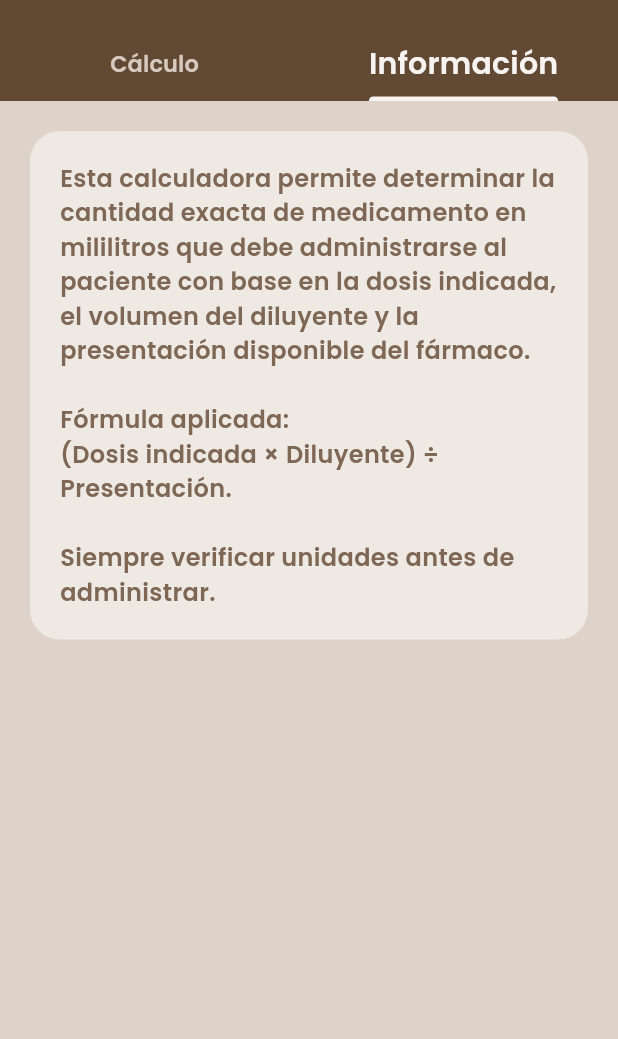
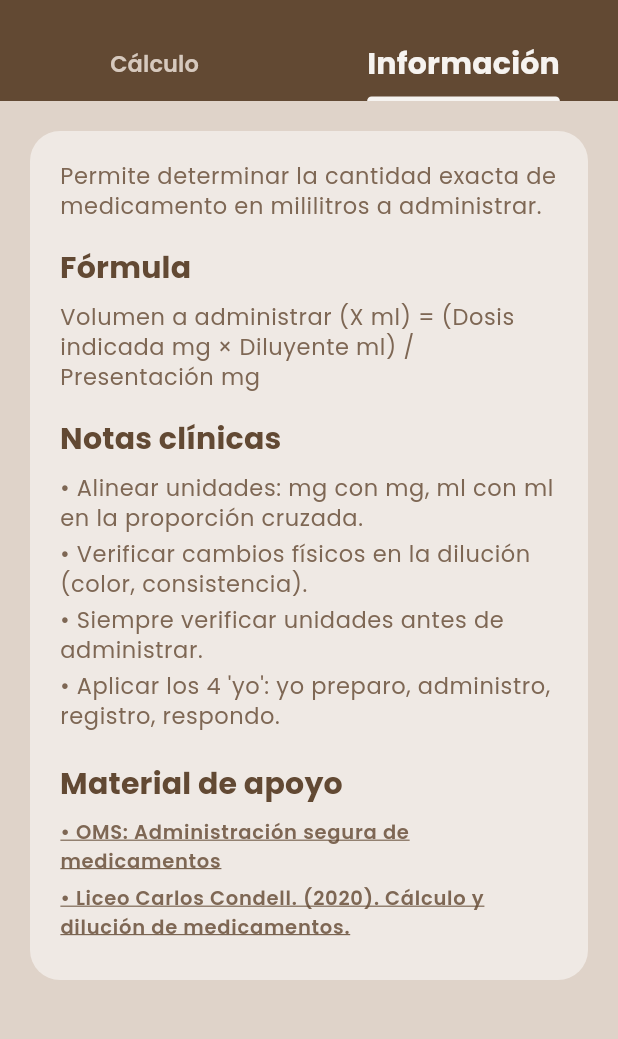
Before and after one commit to farkasokovo/nursia_app, a Flutter app: the ExpandableCategoryScreen screen opened directly, tab 2 chosen, on a phone screen of 412 x 824 dp, the part 55-1094 px from its top. Run offline on Flutter 3.47's test engine with Material 3 defaults, Android fonts, the phone set to English and light mode, and no system bars; our stand-ins replace phosphor_flutter.

```diff
--- /dev/null
+++ b/assets/data/calculadoras_info.json
@@ -0,0 +1,42 @@
+{
+  "calculadoras": [
+    {
+      "id": "dosis",
+      "titulo": "Calculadora de dosis",
+      "descripcion": "Permite determinar la cantidad exacta de medicamento en mililitros a administrar.",
+      "formula": "Volumen a administrar (X ml) = (Dosis indicada mg × Diluyente ml) / Presentación mg",
+      "notas": [
+        "Alinear unidades: mg con mg, ml con ml en la proporción cruzada.",
+        "Verificar cambios físicos en la dilución (color, consistencia).",
+        "Siempre verificar unidades antes de administrar.",
+        "Aplicar los 4 'yo': yo preparo, administro, registro, respondo."
+      ],
+      "referencias": [
+        {
+          "text": "OMS: Administración segura de medicamentos",
+          "url": "https://www.who.int/es/news-room/fact-sheets/detail/patient-safety"
+        },
+        {
+          "text": "Liceo Carlos Condell. (2020). Cálculo y dilución de medicamentos.",
+          "url": "http://www.liceocarloscondell.cl/wp-content/uploads/2020/03/4.-C%C3%A1lculo-y-diluci%C3%B3n-de-medicamentos.pdf"
+        }
+      ]
+    },
+    {
+      "id": "soluciones",
+      "titulo": "Calculadora de soluciones glucosadas",
+      "descripcion": "Ajusta concentraciones de soluciones glucosadas por dilución o enriquecimiento.",
+      "formula": "Para dilución: (Volumen necesario × Concentración indicada) / Concentración disponible. Para enriquecimiento: usar glucosa al 50%.",
+      "notas": [
+        "Verificar osmolaridad final.",
+        "No usar en pacientes con hiperglucemia no controlada."
+      ],
+      "referencias": [
+        {
+          "text": "Guía de nutrición parenteral, ASEN 2023",
+          "url": "https://www.nutricionparenteral.com/guias"
+        }
+      ]
+    }
+  ]
+}
--- /dev/null
+++ b/lib/models/calculadora_info.dart
@@ -0,0 +1,31 @@
+// lib/models/calculadora_info.dart
+class CalculadoraInfo {
+  final String id;
+  final String titulo;
+  final String descripcion;
+  final String formula;
+  final List<String> notas;
+  final List<Map<String, String>> referencias; // 👈 Cambiado
+
+  CalculadoraInfo({
+    required this.id,
+    required this.titulo,
+    required this.descripcion,
+    required this.formula,
+    required this.notas,
+    required this.referencias,
+  });
+
+  factory CalculadoraInfo.fromJson(Map<String, dynamic> json) {
+    return CalculadoraInfo(
+      id: json['id'],
+      titulo: json['titulo'],
+      descripcion: json['descripcion'],
+      formula: json['formula'],
+      notas: List<String>.from(json['notas']),
+      referencias: (json['referencias'] as List)
+          .map((ref) => Map<String, String>.from(ref))
+          .toList(),
+    );
+  }
+}
--- /dev/null
+++ b/lib/repositories/repositorio_calculadoras.dart
@@ -0,0 +1,25 @@
+// lib/repositories/repositorio_calculadoras.dart
+import 'dart:convert';
+import 'package:flutter/services.dart';
+import '../models/calculadora_info.dart';
+
+class RepositorioCalculadoras {
+  static Map<String, CalculadoraInfo>? _cache;
+
+  static Future<void> _loadData() async {
+    if (_cache != null) return;
+    final jsonString = await rootBundle.loadString(
+      'assets/data/calculadoras_info.json',
+    );
+    final Map<String, dynamic> data = json.decode(jsonString);
+    final List<dynamic> lista = data['calculadoras'];
+    _cache = {
+      for (var item in lista) item['id']: CalculadoraInfo.fromJson(item),
+    };
+  }
+
+  static Future<CalculadoraInfo> getInfo(String id) async {
+    await _loadData();
+    return _cache![id]!;
+  }
+}
--- a/lib/widgets/expandable_category_screen.dart
+++ b/lib/widgets/expandable_category_screen.dart
@@ -29,9 +29,9 @@ class ExpandableCategoryScreen extends StatelessWidget {
           color: colorScheme.primaryContainer,
           child: SafeArea(
             child: Column(
-              spacing: 8,
               children: [
                 // AppBar personalizada
+                // FIX: spacing en Column no existe en Flutter estable — usar SizedBox
                 Row(
                   children: [
                     IconButton(
@@ -59,9 +59,11 @@ class ExpandableCategoryScreen extends StatelessWidget {
                     ),
                   ],
                 ),
+                const SizedBox(height: 8),
                 // Resto del contenido
+                // FIX: ColoredBox es más ligero que Container cuando solo se necesita color
                 Expanded(
-                  child: Container(
+                  child: ColoredBox(
                     color: colorScheme.secondaryContainer,
                     child: child,
                   ),
--- /dev/null
+++ b/lib/widgets/info_tab.dart
@@ -0,0 +1,81 @@
+// lib/widgets/info_tab.dart
+import 'package:flutter/material.dart';
+import '../models/calculadora_info.dart';
+import '../repositories/repositorio_calculadoras.dart';
+import '../utils/url_launcher_helper.dart';
+
+class InfoTab extends StatelessWidget {
+  final String calculadoraId;
+
+  const InfoTab({super.key, required this.calculadoraId});
+
+  @override
+  Widget build(BuildContext context) {
+    final theme = Theme.of(context);
+    final colorScheme = theme.colorScheme;
+    final textTheme = theme.textTheme;
+
+    return FutureBuilder<CalculadoraInfo>(
+      future: RepositorioCalculadoras.getInfo(calculadoraId),
+      builder: (context, snapshot) {
+        if (!snapshot.hasData) {
+          return const Center(child: CircularProgressIndicator());
+        }
+        final info = snapshot.data!;
+
+        return SingleChildScrollView(
+          padding: const EdgeInsets.all(20),
+          child: Container(
+            width: double.infinity,
+            decoration: BoxDecoration(
+              color: colorScheme.secondary,
+              borderRadius: BorderRadius.circular(20),
+            ),
+            padding: const EdgeInsets.all(20),
+            child: Column(
+              crossAxisAlignment: CrossAxisAlignment.start,
+              children: [
+                Text(info.descripcion, style: textTheme.bodySmall),
+                const SizedBox(height: 16),
+                Text("Fórmula", style: textTheme.titleMedium),
+                const SizedBox(height: 8),
+                Text(info.formula, style: textTheme.bodySmall),
+                const SizedBox(height: 16),
+                Text("Notas clínicas", style: textTheme.titleMedium),
+                const SizedBox(height: 8),
+                ...info.notas.map(
+                  (n) => Padding(
+                    padding: const EdgeInsets.only(bottom: 4),
+                    child: Text("• $n", style: textTheme.bodySmall),
+                  ),
+                ),
+                const SizedBox(height: 16),
+                Text("Material de apoyo", style: textTheme.titleMedium),
+                const SizedBox(height: 8),
+                ...info.referencias.map(
+                  (ref) => Padding(
+                    padding: const EdgeInsets.only(bottom: 6),
+                    child: GestureDetector(
+                      // FIX: Usa helper compartido — mismo comportamiento que estructura_ver_mas_screen
+                      // FIX: Elimina canLaunchUrl() deprecado
+                      onTap: () => abrirUrl(context, ref['url']!),
+                      child: Text(
+                        "• ${ref['text']}",
+                        style: textTheme.bodyLarge?.copyWith(
+                          color: colorScheme.onSecondaryContainer,
+                          fontSize: 13,
+                          fontWeight: FontWeight.w600,
+                          decoration: TextDecoration.underline,
+                        ),
+                      ),
+                    ),
+                  ),
+                ),
+              ],
+            ),
+          ),
+        );
+      },
+    );
+  }
+}
--- a/lib/widgets/tabbed_content.dart
+++ b/lib/widgets/tabbed_content.dart
@@ -1,6 +1,5 @@
 // lib/widgets/tabbed_content.dart
 import 'package:flutter/material.dart';
-import '../theme/app_theme.dart';
 
 class TabbedContent extends StatefulWidget {
   final List<Tab> tabs;
@@ -57,10 +56,7 @@ class _TabbedContentState extends State<TabbedContent>
             indicatorColor: colorScheme.onPrimaryContainer,
             labelColor: colorScheme.onPrimaryContainer,
             unselectedLabelColor: colorScheme.tertiaryContainer,
-            labelStyle: textTheme.titleMedium?.copyWith(
-              fontSize: 20,
-              fontWeight: FontWeight.w600,
-            ),
+            labelStyle: textTheme.titleMedium,
             unselectedLabelStyle: textTheme.titleSmall?.copyWith(
               fontSize: 15,
               fontWeight: FontWeight.w600,
--- a/pubspec.yaml
+++ b/pubspec.yaml
@@ -31,3 +31,4 @@ flutter:
         weight: 700
   assets:
   - assets/data/scales_data.json
+  - assets/data/calculadoras_info.json
```
Also changed, not shown: lib/screens/calculadoras/calculadora_dosis.dart (+68 -73 lines), lib/screens/calculadoras/calculadora_soluciones.dart (+77 -85 lines), lib/utils/url_launcher_helper.dart (added, +20 -0 lines), lib/widgets/estructura_ver_mas_screen.dart (+4 -27 lines).
